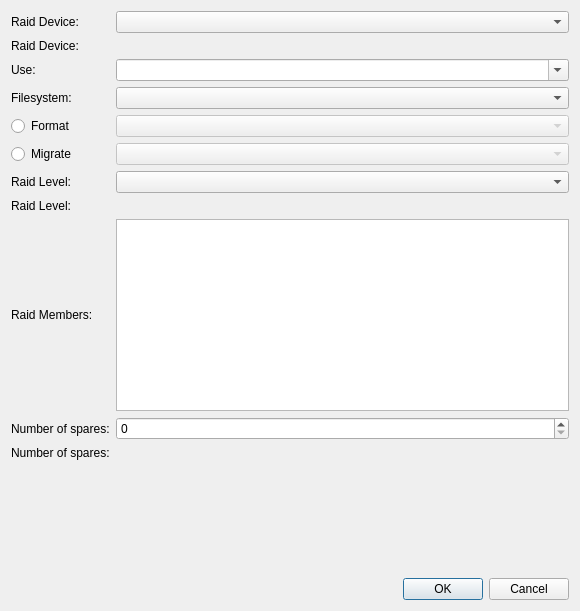
This is yali/gui/Ui/raid.ui in dadas45li/yali as Qt 5 draws it before an edit. The edited form follows.
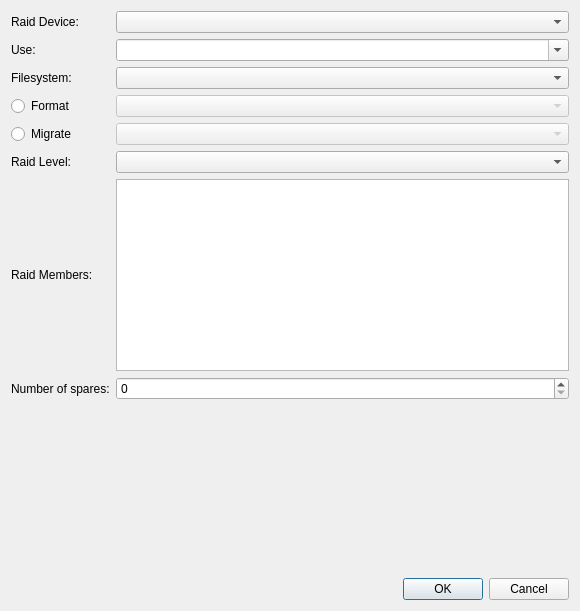
This is the edited form.

Diff of the .ui file:
```diff
--- a/yali/gui/Ui/raid.ui
+++ b/yali/gui/Ui/raid.ui
@@ -25,27 +25,13 @@
     <widget class="QComboBox" name="raidMinors"/>
    </item>
    <item row="1" column="0" colspan="2">
-    <widget class="QLabel" name="raidMinorLabelExists">
-     <property name="text">
-      <string>Raid Device:</string>
-     </property>
-    </widget>
-   </item>
-   <item row="1" column="2">
-    <widget class="QLabel" name="raidMinorsExists">
-     <property name="text">
-      <string/>
-     </property>
-    </widget>
-   </item>
-   <item row="2" column="0" colspan="2">
     <widget class="QLabel" name="label">
      <property name="text">
       <string>Use:</string>
      </property>
     </widget>
    </item>
-   <item row="2" column="2">
+   <item row="1" column="2">
     <widget class="QComboBox" name="mountpointMenu">
      <property name="editable">
       <bool>true</bool>
@@ -57,110 +43,82 @@
      </item>
     </widget>
    </item>
-   <item row="3" column="0" colspan="2">
+   <item row="2" column="0" colspan="2">
     <widget class="QLabel" name="filesystemLabel">
      <property name="text">
       <string>Filesystem:</string>
      </property>
     </widget>
    </item>
-   <item row="3" column="2">
+   <item row="2" column="2">
     <widget class="QComboBox" name="filesystemMenu"/>
    </item>
-   <item row="4" column="0" colspan="2">
+   <item row="3" column="0" colspan="2">
     <widget class="QRadioButton" name="formatRadio">
      <property name="text">
       <string>Format</string>
      </property>
     </widget>
    </item>
-   <item row="4" column="2">
+   <item row="3" column="2">
     <widget class="QComboBox" name="formatCombo">
      <property name="enabled">
       <bool>false</bool>
      </property>
     </widget>
    </item>
-   <item row="5" column="0" colspan="2">
+   <item row="4" column="0" colspan="2">
     <widget class="QRadioButton" name="migrateRadio">
      <property name="text">
       <string>Migrate</string>
      </property>
     </widget>
    </item>
-   <item row="5" column="2">
+   <item row="4" column="2">
     <widget class="QComboBox" name="migrateCombo">
      <property name="enabled">
       <bool>false</bool>
      </property>
     </widget>
    </item>
-   <item row="6" column="0" colspan="2">
+   <item row="5" column="0" colspan="2">
     <widget class="QLabel" name="raidLevelLabel">
      <property name="text">
       <string>Raid Level:</string>
      </property>
     </widget>
    </item>
-   <item row="6" column="2">
+   <item row="5" column="2">
     <widget class="QComboBox" name="raidLevels"/>
    </item>
-   <item row="8" column="0" colspan="2">
+   <item row="6" column="0" colspan="2">
     <widget class="QLabel" name="label_5">
      <property name="text">
       <string>Raid Members:</string>
      </property>
     </widget>
    </item>
-   <item row="8" column="2">
+   <item row="6" column="2">
     <widget class="QListWidget" name="raidMembers"/>
    </item>
-   <item row="9" column="0" colspan="2">
+   <item row="7" column="0" colspan="2">
     <widget class="QLabel" name="spareLabel">
      <property name="text">
       <string>Number of spares:</string>
      </property>
     </widget>
    </item>
-   <item row="9" column="2">
+   <item row="7" column="2">
     <widget class="QSpinBox" name="spareSpin"/>
    </item>
-   <item row="10" column="0" colspan="2">
-    <widget class="QLabel" name="spareLabelExists">
-     <property name="text">
-      <string>Number of spares:</string>
-     </property>
-    </widget>
-   </item>
-   <item row="10" column="2">
-    <widget class="QLabel" name="spareSpinExists">
-     <property name="text">
-      <string/>
-     </property>
-    </widget>
-   </item>
-   <item row="13" column="1" colspan="2">
+   <item row="10" column="1" colspan="2">
     <widget class="QDialogButtonBox" name="buttonBox">
      <property name="standardButtons">
       <set>QDialogButtonBox::Cancel|QDialogButtonBox::Ok</set>
      </property>
     </widget>
    </item>
-   <item row="7" column="0">
-    <widget class="QLabel" name="raidLevelLabelExists">
-     <property name="text">
-      <string>Raid Level:</string>
-     </property>
-    </widget>
-   </item>
-   <item row="7" column="2">
-    <widget class="QLabel" name="raidLevelsExists">
-     <property name="text">
-      <string/>
-     </property>
-    </widget>
-   </item>
-   <item row="12" column="0" colspan="3">
+   <item row="9" column="0" colspan="3">
     <spacer name="verticalSpacer_3">
      <property name="orientation">
       <enum>Qt::Vertical</enum>
```
